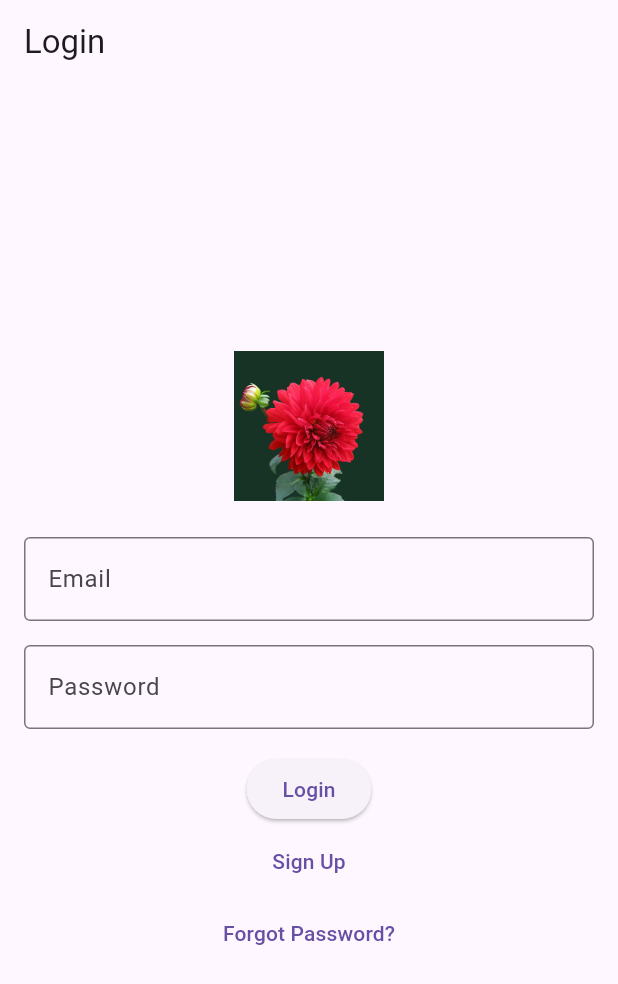
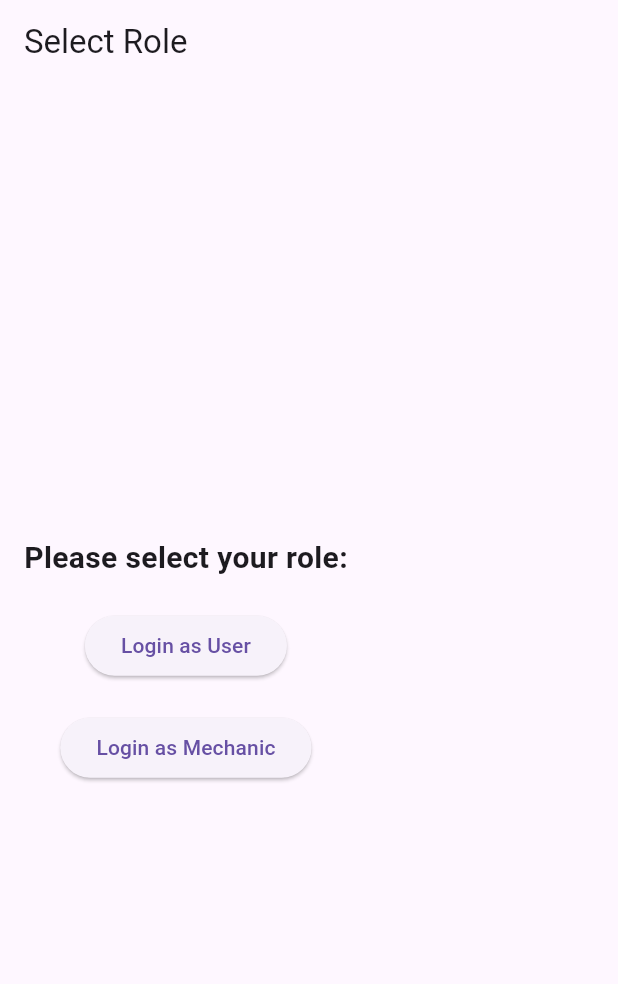
Before and after one commit to Mirii100/mecha_app, a Flutter app: the screen it shows after launch, item 2 of the bottom bar chosen, after a tap on "Get Started", on a phone screen of 412 x 824 dp. Shown: the top 984 px of the screen. Run offline on Flutter 3.47's test engine with Material 3 defaults, Android fonts, the light colour scheme and no system bars; our stand-ins replace cloud_firestore, firebase_auth, firebase_core, firebase_storage, geolocator, google_maps_flutter and 3 more; missing offline and left inert: geoflutterfire_plus; accounts and stored records are empty; key blocks and very long unbroken strings in the code were emptied for the run.

Commit message:
simple changes
 created and alterd some screens

```diff
--- /dev/null
+++ b/lib/homecreen/role_as_user_or_mechanic.dart
@@ -0,0 +1,40 @@
+// lib/role_selection_screen.dart
+
+import 'package:flutter/material.dart';
+
+class RoleSelectionScreen extends StatelessWidget {
+  @override
+  Widget build(BuildContext context) {
+    return Scaffold(
+      appBar: AppBar(
+        title: Text('Select Role'),
+      ),
+      body: Padding(
+        padding: const EdgeInsets.all(16.0),
+        child: Column(
+          mainAxisAlignment: MainAxisAlignment.center,
+          children: [
+            Text(
+              'Please select your role:',
+              style: TextStyle(fontSize: 20, fontWeight: FontWeight.bold),
+            ),
+            SizedBox(height: 20),
+            ElevatedButton(
+              onPressed: () {
+                Navigator.pushReplacementNamed(context, '/LoginScreen');
+              },
+              child: Text('Login as User'),
+            ),
+            SizedBox(height: 20),
+            ElevatedButton(
+              onPressed: () {
+                Navigator.pushReplacementNamed(context, '/mechanic');
+              },
+              child: Text('Login as Mechanic'),
+            ),
+          ],
+        ),
+      ),
+    );
+  }
+}
--- a/lib/homecreen/welcome_screen.dart
+++ b/lib/homecreen/welcome_screen.dart
@@ -63,7 +63,7 @@
       bottomSheet: _currentPage == welcomeData.length - 1
           ? TextButton(
         onPressed: () {
-          Navigator.pushReplacementNamed(context, '/LoginScreen');
+          Navigator.pushReplacementNamed(context, '/role');
         },
         style: TextButton.styleFrom(
           backgroundColor: Colors.blue,
--- a/lib/main.dart
+++ b/lib/main.dart
@@ -9,35 +9,33 @@
 import 'fetch/fetcher_mechanic.dart';
 import 'fetch/map.dart';
 import 'firebase_options.dart';
-
 import 'homecreen/about_screen.dart';
 import 'homecreen/homescreen.dart';
+import 'homecreen/role_as_user_or_mechanic.dart';
 import 'homecreen/welcome_screen.dart';
 import 'infor/editMechanicProfile.dart';
 import 'infor/engineers_details.dart';
 import 'infor/list_of_engineers.dart';
 import 'infor/my_engineer.dart';
+ // Import the new Role Selection Screen
 
 void main() async {
   WidgetsFlutterBinding.ensureInitialized();
 
-
-if(kIsWeb){
-  await Firebase.initializeApp(
-    options: FirebaseOptions(
+  if (kIsWeb) {
+    await Firebase.initializeApp(
+      options: FirebaseOptions(
         apiKey: "AIzaSyB5n1eGqZNyaWCaamWCp7MklfX-unR8Ckg",
         authDomain: "mecha-application.firebaseapp.com",
         projectId: "mecha-application",
         storageBucket: "mecha-application.appspot.com",
         messagingSenderId: "700065310863",
-        appId: "1:700065310863:web:81a271f9d027cdc1a128fa"
-    )
-);}else{
- await  Firebase.initializeApp();
-}
-
-
-
+        appId: "1:700065310863:web:81a271f9d027cdc1a128fa",
+      ),
+    );
+  } else {
+    await Firebase.initializeApp();
+  }
 
   runApp(MyApp());
 }
@@ -49,19 +47,19 @@
       debugShowCheckedModeBanner: false,
       title: 'Vehicle Tracker App',
       theme: ThemeData(primarySwatch: Colors.blue),
-      home:
-      WelcomeScreen(),
+      home: WelcomeScreen(), // Set the Role Selection Screen as home
       routes: {
         '/register': (context) => RegisterMechanicScreen(),
         '/LoginScreen': (context) => LoginScreen(),
         '/mechanic': (context) => NearbyMechanicsScreen(),
         '/SignUpScreen': (context) => SignUpScreen(),
         '/about': (context) => AboutPage(),
+        '/role': (context) => RoleSelectionScreen(),
         '/home': (context) => HomeScreen(),
         '/findEngineer': (context) => MechanicsListScreen(),
         '/details': (context) => EngineerProfileUploadScreen(),
         '/my map': (context) => MapScreen(),
-        '/Ai': (context) => AIProblemDetectionScreen(),// Register the SignUpScreen route
+        '/Ai': (context) => AIProblemDetectionScreen(),
       },
     );
   }
```
Also changed, not shown: lib/homecreen/homescreen.dart (+7 -1 lines), lib/signup_login/login.dart (+15 -0 lines), lib/signup_login/signup.dart (+10 -0 lines).
